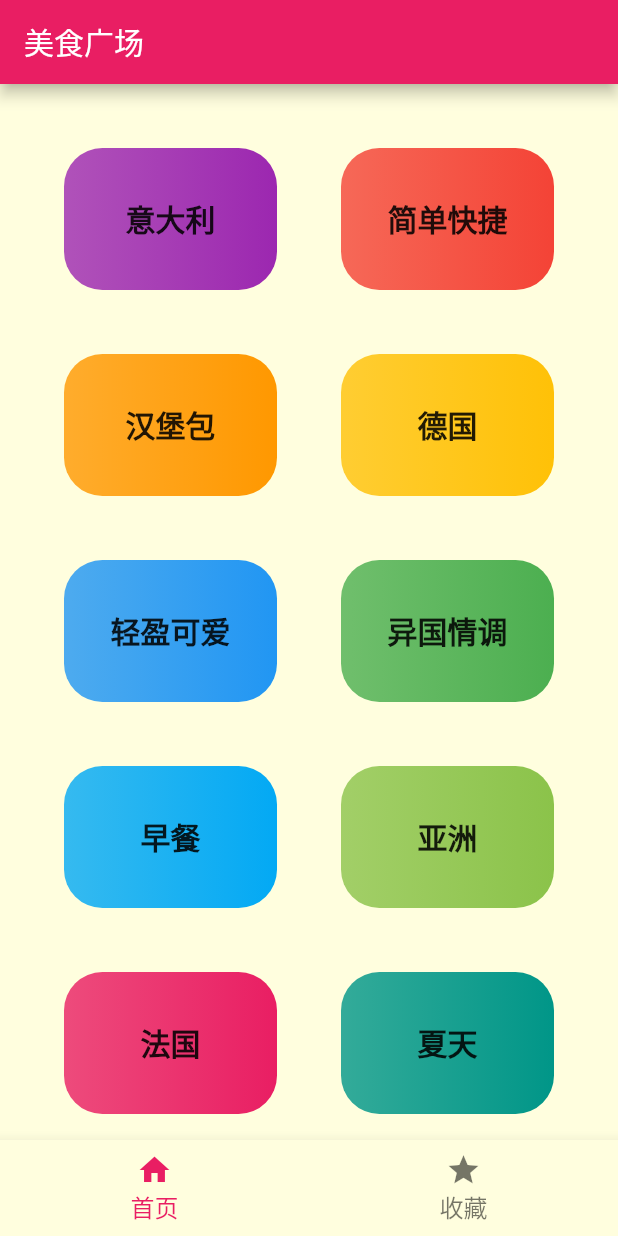
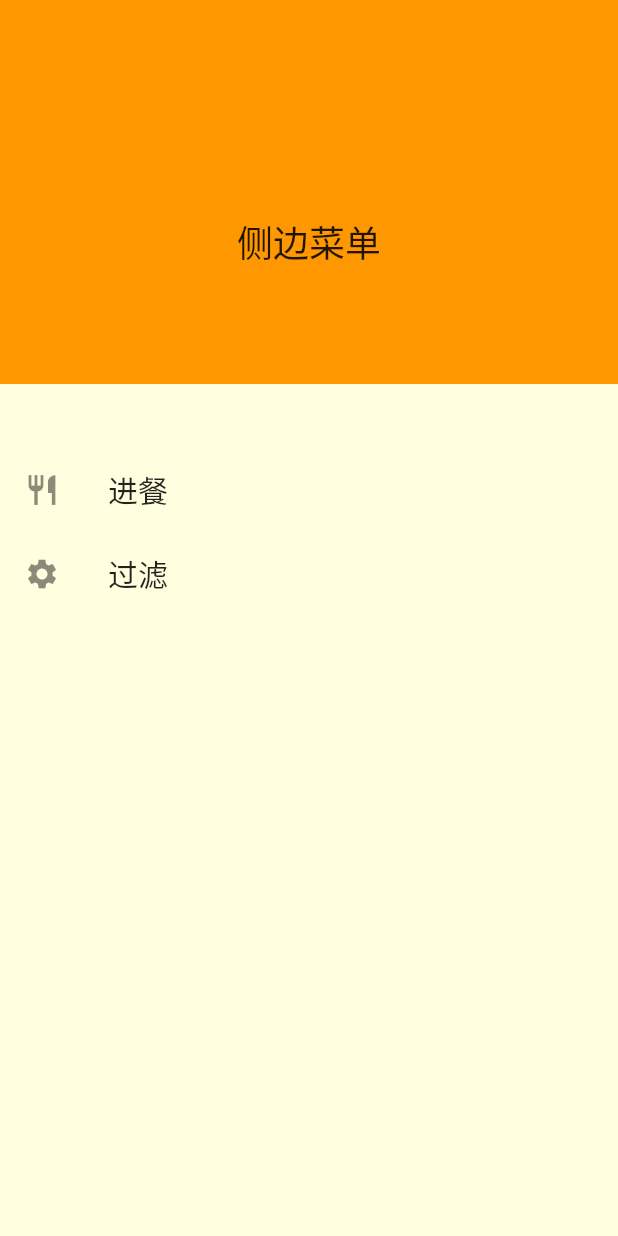
Before and after one commit to huanggengzhong/favorcate, a Flutter app: the screen it shows after launch, with the side drawer open (before the commit the screen has no drawer), on a phone screen of 412 x 824 dp. Run offline on Flutter 3.47's test engine with Material 2 defaults, Android fonts, the phone set to English and light mode, and no system bars; our stand-ins replace dio.

Commit message:
feat:完成首页Drawer跳转

```diff
--- a/lib/ui/pages/home/home.dart
+++ b/lib/ui/pages/home/home.dart
@@ -1,15 +1,16 @@
 import 'package:flutter/material.dart';
 
+import 'home_app_bar.dart';
 import 'home_content.dart';
+import 'home_drawer.dart';
 
 class HYHomeScreen extends StatelessWidget {
   @override
   Widget build(BuildContext context) {
     return Scaffold(
-      appBar: AppBar(
-        title: Text("美食广场"),
-      ),
+      appBar: HomeAppBar(context),
       body: HYHomeContent(),
+//      drawer: HomeDrawer(),//这里显示的话底部导航无法覆盖
     );
   }
 }
--- /dev/null
+++ b/lib/ui/pages/home/home_app_bar.dart
@@ -0,0 +1,24 @@
+//这里直接使用调用父级组件的构造写法
+import 'package:flutter/material.dart';
+
+class HomeAppBar extends AppBar {
+ HomeAppBar(BuildContext context):super(
+
+       title: Text("美食广场"),
+       leading: IconButton(icon: Icon(Icons.reorder),onPressed: (){
+             Scaffold.of(context).openDrawer();
+           },
+       ),
+
+//这是在home里加Drawer的效果,缺点底部导航无法覆盖
+//         一定要使用Builder组件获取Scaffold的上下文,openDrawer才有效
+//       leading: Builder(
+//         builder: (ctx){
+//           return IconButton(icon: Icon(Icons.reorder),onPressed: (){
+//             Scaffold.of(ctx).openDrawer();
+//           },);
+//         },
+//       )
+
+ );
+}
--- /dev/null
+++ b/lib/ui/pages/home/home_drawer.dart
@@ -0,0 +1,53 @@
+import 'package:favorcate/core/utils/log.dart';
+import 'package:favorcate/ui/pages/filter/filter.dart';
+import 'package:flutter/material.dart';
+import 'package:favorcate/core/extension/int_extension.dart';
+
+class HomeDrawer extends StatelessWidget {
+  @override
+  Widget build(BuildContext context) {
+    return Container(
+//      设置Drawer宽度的办法:给Drawer一个Container
+      width: 260.px,
+      child: Drawer(
+        child: Column(
+          children: <Widget>[
+            buildHeaderView(context),
+            buildListTile(context, Icon(Icons.restaurant), "进餐", () {
+              myLog('点击了进餐', StackTrace.current);
+            }),
+            buildListTile(context, Icon(Icons.settings), "过滤", () {
+//              myLog('点击了过滤', StackTrace.current);
+              Navigator.pop(context);//关闭Drawer
+            Navigator.of(context).pushNamed(FilterScreen.routeName);
+            }),
+          ],
+        ),
+      ),
+    );
+  }
+
+//  创建头部方法
+  Widget buildHeaderView(BuildContext context) {
+    return Container(
+        width: double.infinity,
+        height: 120.px,
+        color: Colors.orange,
+        margin: EdgeInsets.only(bottom: 20.px),
+        alignment: Alignment(0, 0.3),
+        child: Text("侧边菜单", style: Theme.of(context).textTheme.display3));
+  }
+
+// 创建Tile方法
+  Widget buildListTile(
+      BuildContext context, Widget icon, String title, Function callback) {
+    return ListTile(
+      leading: icon,
+      title: Text(
+        title,
+        style: Theme.of(context).textTheme.display2,
+      ),
+      onTap: callback,
+    );
+  }
+}
--- a/lib/ui/pages/main/main.dart
+++ b/lib/ui/pages/main/main.dart
@@ -1,3 +1,4 @@
+import 'package:favorcate/ui/pages/home/home_drawer.dart';
 import 'package:favorcate/ui/pages/main/initialize_items.dart';
 import 'package:flutter/material.dart';
 import 'initialize_items.dart';
@@ -14,6 +15,7 @@ class _HYMainScreenState extends State<HYMainScreen> {
   @override
   Widget build(BuildContext context) {
     return Scaffold(
+      drawer: HomeDrawer(),
       body: IndexedStack(
         index: _currentIndex,
         children: pages,
```
Also changed, not shown: lib/core/router/route.dart (+13 -1 lines), lib/ui/pages/favor/favor_content.dart (+13 -5 lines), lib/ui/pages/filter/filter.dart (added, +13 -0 lines), 1 other file.
